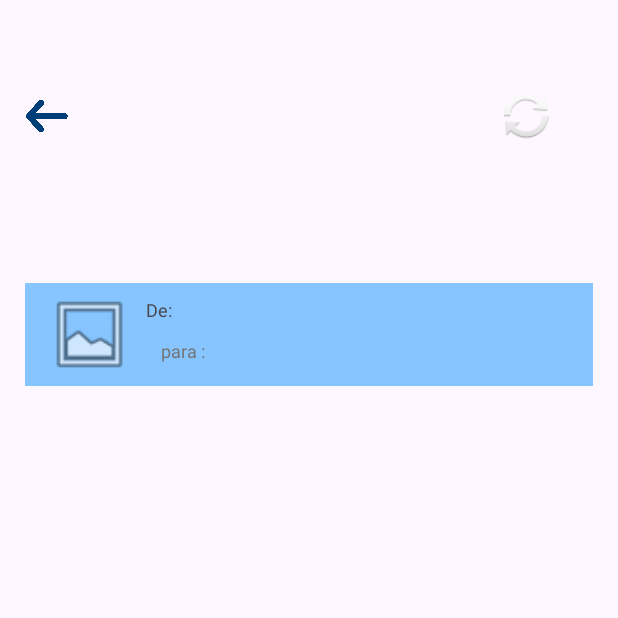
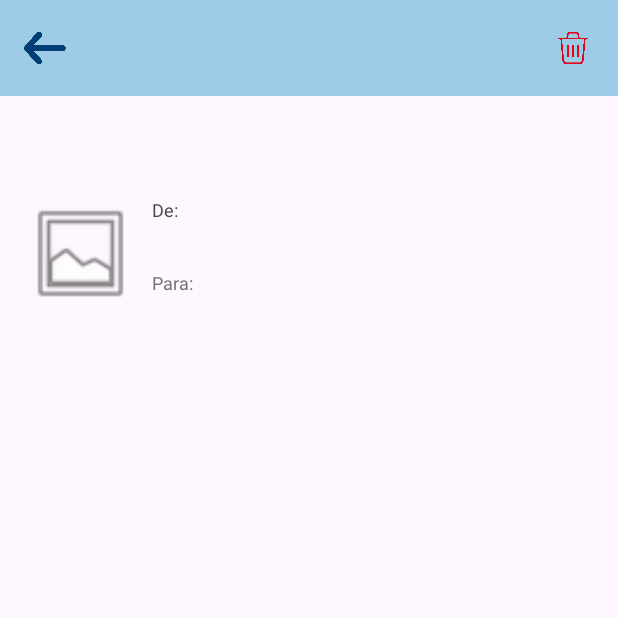
Before and after one commit to samcricre/proyectoTFGAMPA, an Android app: the PantallaLecturaCorreo screen opened directly, with no data from a screen before it, on a phone screen of 412 x 824 dp, the top half of it. Run offline under Robolectric (Android 15) with nearby library versions, the phone set to English and light mode, and no system bars; our stand-ins replace Firebase (no records; nobody signed in at launch, a user with empty details on screens opened directly).

Commit message:
Implementacion creacion correo por parte admin falta navegacion entre paginas

```diff
--- a/app/build.gradle.kts
+++ b/app/build.gradle.kts
@@ -43,6 +43,7 @@ dependencies {
     implementation("androidx.navigation:navigation-ui:2.7.7")
     implementation("com.google.firebase:firebase-auth:22.3.1")
     implementation("com.google.firebase:firebase-database:20.3.1")
+    implementation("androidx.activity:activity:1.8.0")
     testImplementation("junit:junit:4.13.2")
     androidTestImplementation("androidx.test.ext:junit:1.1.5")
     androidTestImplementation("androidx.test.espresso:espresso-core:3.5.1")
--- a/app/src/main/AndroidManifest.xml
+++ b/app/src/main/AndroidManifest.xml
@@ -12,6 +12,12 @@
         android:supportsRtl="true"
         android:theme="@style/Theme.PantallasAMPA"
         tools:targetApi="31">
+        <activity
+            android:name=".PantallaCrearCorreoAdmin"
+            android:exported="false" />
+        <activity
+            android:name=".PantallaMensajesAdmin"
+            android:exported="false" />
         <activity
             android:name=".PantallaCarnetSocio"
             android:exported="false" />
--- a/app/src/main/res/layout/activity_pantalla_lectura_correo.xml
+++ b/app/src/main/res/layout/activity_pantalla_lectura_correo.xml
@@ -7,123 +7,120 @@
     tools:context=".PantallaLecturaCorreo">
 
     <LinearLayout
-        android:layout_width="409dp"
-        android:layout_height="729dp"
-        android:orientation="vertical"
-        app:layout_constraintBottom_toBottomOf="parent"
-        app:layout_constraintEnd_toEndOf="parent"
-        app:layout_constraintStart_toStartOf="parent"
+        android:id="@+id/topBarLayout"
+        android:layout_width="match_parent"
+        android:layout_height="?attr/actionBarSize"
+        android:background="@color/color_cardview"
+        android:orientation="horizontal"
+        android:paddingStart="10dp"
+        android:paddingEnd="10dp"
         app:layout_constraintTop_toTopOf="parent">
-
-        <LinearLayout
-            android:layout_width="match_parent"
-            android:layout_height="wrap_content"
-            android:orientation="horizontal"
-            android:padding="10dp">
 
         <ImageView
             android:id="@+id/backButtonCorreo"
             android:layout_width="40dp"
             android:layout_height="40dp"
+            android:layout_gravity="center_vertical"
             app:srcCompat="@drawable/icono_flecha" />
+
+        <View
+            android:layout_width="0dp"
+            android:layout_height="0dp"
+            android:layout_weight="1" />
 
         <ImageView
             android:id="@+id/deleteButtonCorreo"
             android:layout_width="40dp"
             android:layout_height="40dp"
-                android:layout_marginLeft="250dp"
-                android:layout_weight="1"
-                android:src="@android:drawable/ic_popup_sync"
+            android:layout_gravity="center_vertical"
             app:srcCompat="@drawable/icono_papelera" />
 
     </LinearLayout>
 
     <TextView
         android:id="@+id/asuntoLectura"
-            android:layout_width="match_parent"
+        android:layout_width="0dp"
         android:layout_height="wrap_content"
-            android:layout_margin="15dp"
+        android:layout_marginStart="16dp"
+        android:layout_marginTop="16dp"
+        android:layout_marginEnd="16dp"
         android:textSize="26sp"
-            android:textStyle="bold" />
+        android:textStyle="bold"
+        app:layout_constraintStart_toStartOf="parent"
+        app:layout_constraintEnd_toEndOf="parent"
+        app:layout_constraintTop_toBottomOf="@id/topBarLayout" />
 
     <LinearLayout
-            android:layout_width="match_parent"
+        android:id="@+id/emailInfoLayout"
+        android:layout_width="0dp"
         android:layout_height="wrap_content"
-            android:layout_margin="15dp"
-            android:background="#86C5FF"
         android:orientation="horizontal"
-            android:padding="5dp">
+        android:layout_marginStart="16dp"
+        android:layout_marginEnd="16dp"
+        android:layout_marginTop="16dp"
+        app:layout_constraintStart_toStartOf="parent"
+        app:layout_constraintEnd_toEndOf="parent"
+        app:layout_constraintTop_toBottomOf="@id/asuntoLectura">
 
         <ImageView
-                android:id="@+id/imageView21"
+            android:id="@+id/senderImageView"
             android:layout_width="75dp"
-                android:layout_height="match_parent"
+            android:layout_height="75dp"
             android:src="@android:drawable/ic_menu_gallery" />
 
         <LinearLayout
-                android:layout_width="match_parent"
+            android:layout_width="0dp"
             android:layout_height="wrap_content"
-                android:orientation="vertical">
-
-                <LinearLayout
-                    android:layout_width="match_parent"
-                    android:layout_height="31dp"
-                    android:layout_weight="1"
-                    android:orientation="horizontal">
+            android:orientation="vertical"
+            android:layout_marginStart="10dp"
+            android:layout_marginEnd="10dp"
+            android:layout_weight="1">
 
             <TextView
-                        android:id="@+id/textView5"
+                android:id="@+id/senderLabelTextView"
                 android:layout_width="wrap_content"
                 android:layout_height="wrap_content"
-                        android:layout_weight="1"
                 android:text="De: "
                 android:textSize="12sp" />
 
             <TextView
                 android:id="@+id/emisor"
-                        android:layout_width="130dp"
+                android:layout_width="match_parent"
                 android:layout_height="wrap_content"
-                        android:layout_margin="10dp"
-                        android:layout_weight="1"
                 android:textSize="16sp"
                 android:textStyle="bold" />
 
-                </LinearLayout>
-
-                <LinearLayout
-                    android:layout_width="match_parent"
-                    android:layout_height="match_parent"
-                    android:layout_marginHorizontal="10dp"
-                    android:layout_marginBottom="10dp"
-                    android:layout_weight="1"
-                    android:orientation="horizontal">
-
             <TextView
-                        android:id="@+id/textView22"
+                android:id="@+id/recipientLabelTextView"
                 android:layout_width="wrap_content"
                 android:layout_height="wrap_content"
-                        android:text="para :"
+                android:layout_marginTop="10dp"
+                android:text="Para:"
                 android:textColor="#737373"
                 android:textSize="12sp" />
 
             <TextView
                 android:id="@+id/remitente"
-                        android:layout_width="232dp"
-                        android:layout_height="wrap_content"
-                        android:layout_marginLeft="10dp"
+                android:layout_width="match_parent"
+                android:layout_height="30dp"
                 android:textColor="#737373"
                 android:textSize="12sp" />
-                </LinearLayout>
         </LinearLayout>
 
     </LinearLayout>
 
     <TextView
         android:id="@+id/mensaje"
-            android:layout_width="375dp"
-            android:layout_height="372dp"
-            android:layout_marginHorizontal="20dp"
-            android:layout_marginVertical="15dp" />
+        android:layout_width="0dp"
+        android:layout_height="0dp"
+        android:layout_marginStart="20dp"
+        android:layout_marginTop="16dp"
+        android:layout_marginEnd="20dp"
+        android:layout_marginBottom="16dp"
+        android:textSize="16sp"
+        app:layout_constraintStart_toStartOf="parent"
+        app:layout_constraintEnd_toEndOf="parent"
+        app:layout_constraintTop_toBottomOf="@id/emailInfoLayout"
+        app:layout_constraintBottom_toBottomOf="parent"/>
 
-    </LinearLayout>
 </androidx.constraintlayout.widget.ConstraintLayout>
--- a/app/src/main/res/values/strings.xml
+++ b/app/src/main/res/values/strings.xml
@@ -11,4 +11,5 @@
     <string name="menu_home">Home</string>
     <string name="menu_gallery">Gallery</string>
     <string name="menu_slideshow">Slideshow</string>
+
 </resources>
```
Also changed, not shown: app/src/main/java/com/example/pantallasampa/PantallaCrearCorreoAdmin.java (added, +116 -0 lines), app/src/main/java/com/example/pantallasampa/PantallaMensajes.java (+8 -2 lines), app/src/main/java/com/example/pantallasampa/PantallaMensajesAdmin.java (added, +139 -0 lines), app/src/main/res/layout/activity_pantalla_crear_correo_admin.xml (added, +119 -0 lines), app/src/main/res/layout/activity_pantalla_mensajes_admin.xml (added, +233 -0 lines), app/src/main/res/values/arrays.xml (added, +8 -0 lines). Lines whose indentation alone changed are shown as unchanged.
